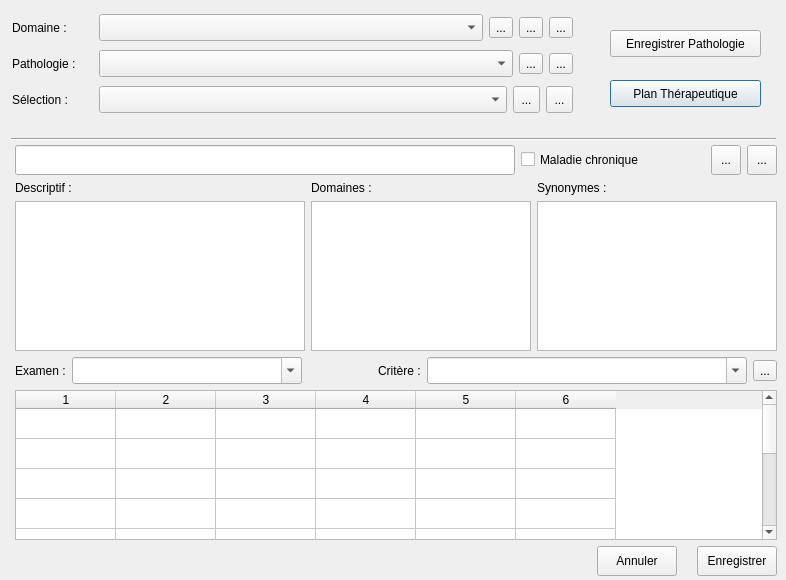
Before: the Qt Designer form VetGUI/Form_pathologie.ui in openvet/openvet, drawn with Qt 5.
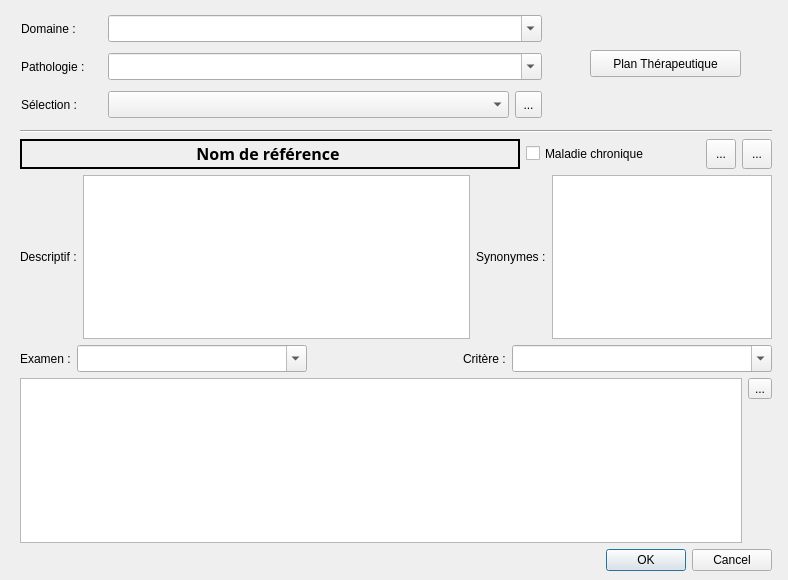
After: the same form once the commit is applied. Icons and pictures are not drawn. Custom widgets are drawn as their Qt base class.

The edit to the form file:
```diff
--- a/VetGUI/Form_pathologie.ui
+++ b/VetGUI/Form_pathologie.ui
@@ -6,7 +6,7 @@
    <rect>
     <x>0</x>
     <y>0</y>
-    <width>786</width>
+    <width>788</width>
     <height>580</height>
    </rect>
   </property>
@@ -20,11 +20,11 @@
   <property name="toolTip">
    <string>Documents relatifs cette pathologie</string>
   </property>
-  <widget class="QPushButton" name="pushButton_PlanTherapeutique">
+  <widget class="QPushButton" name="pushButton">
    <property name="geometry">
     <rect>
-     <x>610</x>
-     <y>80</y>
+     <x>590</x>
+     <y>50</y>
      <width>151</width>
      <height>27</height>
     </rect>
@@ -42,10 +42,10 @@
   <widget class="QWidget" name="layoutWidget">
    <property name="geometry">
     <rect>
-     <x>12</x>
-     <y>11</y>
-     <width>561</width>
-     <height>106</height>
+     <x>21</x>
+     <y>10</y>
+     <width>521</width>
+     <height>116</height>
     </rect>
    </property>
    <layout class="QVBoxLayout" name="verticalLayout_2">
@@ -68,7 +68,7 @@
        </widget>
       </item>
       <item>
-       <widget class="MyComboBox" name="comboBox_PathologieDomaine">
+       <widget class="QComboBox" name="comboBox_PathologieDomaine">
         <property name="minimumSize">
          <size>
           <width>0</width>
@@ -85,67 +85,7 @@
          <string notr="true">selection-background-color: rgb(255, 255, 127);</string>
         </property>
         <property name="editable">
-         <bool>false</bool>
-        </property>
-       </widget>
-      </item>
-      <item>
-       <widget class="QToolButton" name="toolButton_DomaineSelection">
-        <property name="toolTip">
-         <string>Ajouter un domaine pour la pathologie en cours</string>
-        </property>
-        <property name="text">
-         <string>...</string>
-        </property>
-        <property name="icon">
-         <iconset resource="resources.qrc">
-          <normaloff>:/newPrefix/images/valid.png</normaloff>:/newPrefix/images/valid.png</iconset>
-        </property>
-        <property name="iconSize">
-         <size>
-          <width>20</width>
-          <height>20</height>
-         </size>
-        </property>
-       </widget>
-      </item>
-      <item>
-       <widget class="QToolButton" name="toolButton_AddDomaine">
-        <property name="toolTip">
-         <string>Créer un nouveau domaine</string>
-        </property>
-        <property name="text">
-         <string>...</string>
-        </property>
-        <property name="icon">
-         <iconset resource="resources.qrc">
-          <normaloff>:/newPrefix/images/add1.png</normaloff>:/newPrefix/images/add1.png</iconset>
-        </property>
-        <property name="iconSize">
-         <size>
-          <width>20</width>
-          <height>20</height>
-         </size>
-        </property>
-       </widget>
-      </item>
-      <item>
-       <widget class="QToolButton" name="toolButton_DeleteDomaine">
-        <property name="toolTip">
-         <string>Supprimer ce domaine</string>
-        </property>
-        <property name="text">
-         <string>...</string>
-        </property>
-        <property name="icon">
-         <iconset resource="resources.qrc">
-          <normaloff>:/newPrefix/images/delete2.png</normaloff>:/newPrefix/images/delete2.png</iconset>
-        </property>
-        <property name="iconSize">
-         <size>
-          <width>20</width>
-          <height>20</height>
-         </size>
+         <bool>true</bool>
         </property>
        </widget>
       </item>
@@ -170,7 +110,7 @@
        </widget>
       </item>
       <item>
-       <widget class="MyComboBox" name="comboBox_PathologiePathologie">
+       <widget class="QComboBox" name="comboBox_PathologiePathologie">
         <property name="minimumSize">
          <size>
           <width>0</width>
@@ -183,54 +123,11 @@
           <height>27</height>
          </size>
         </property>
-        <property name="toolTip">
-         <string>Pour ajouter une nouvelle pathologie, tapez sont nom ici.</string>
-        </property>
         <property name="styleSheet">
          <string notr="true">selection-background-color: rgb(255, 255, 127);</string>
         </property>
         <property name="editable">
-         <bool>false</bool>
-        </property>
-       </widget>
-      </item>
-      <item>
-       <widget class="QToolButton" name="toolButton_AddPathologie">
-        <property name="toolTip">
-         <string>Créer une pathologie</string>
-        </property>
-        <property name="text">
-         <string>...</string>
-        </property>
-        <property name="icon">
-         <iconset resource="resources.qrc">
-          <normaloff>:/newPrefix/images/add1.png</normaloff>:/newPrefix/images/add1.png</iconset>
-        </property>
-        <property name="iconSize">
-         <size>
-          <width>20</width>
-          <height>20</height>
-         </size>
-        </property>
-       </widget>
-      </item>
-      <item>
-       <widget class="QToolButton" name="toolButton_DeletePathologie">
-        <property name="toolTip">
-         <string>Supprimer cette pathologie</string>
-        </property>
-        <property name="text">
-         <string>...</string>
-        </property>
-        <property name="icon">
-         <iconset resource="resources.qrc">
-          <normaloff>:/newPrefix/images/delete2.png</normaloff>:/newPrefix/images/delete2.png</iconset>
-        </property>
-        <property name="iconSize">
-         <size>
-          <width>20</width>
-          <height>20</height>
-         </size>
+         <bool>true</bool>
         </property>
        </widget>
       </item>
@@ -255,7 +152,7 @@
        </widget>
       </item>
       <item>
-       <widget class="MyComboBox" name="comboBox_PathologieSelection">
+       <widget class="QComboBox" name="comboBox_PathologieSelection">
         <property name="minimumSize">
          <size>
           <width>0</width>
@@ -274,47 +171,12 @@
        </widget>
       </item>
       <item>
-       <widget class="QToolButton" name="toolButton_AddSelection">
-        <property name="minimumSize">
-         <size>
-          <width>27</width>
-          <height>27</height>
-         </size>
-        </property>
+       <widget class="QToolButton" name="toolButton_deletePathologie">
         <property name="maximumSize">
          <size>
           <width>27</width>
           <height>27</height>
          </size>
-        </property>
-        <property name="toolTip">
-         <string>Ajouter la pathologie en cours dans la selection</string>
-        </property>
-        <property name="text">
-         <string>...</string>
-        </property>
-        <property name="icon">
-         <iconset resource="resources.qrc">
-          <normaloff>:/newPrefix/images/add1.png</normaloff>:/newPrefix/images/add1.png</iconset>
-        </property>
-        <property name="iconSize">
-         <size>
-          <width>20</width>
-          <height>20</height>
-         </size>
-        </property>
-       </widget>
-      </item>
-      <item>
-       <widget class="QToolButton" name="toolButton_deleteSelection">
-        <property name="maximumSize">
-         <size>
-          <width>27</width>
-          <height>27</height>
-         </size>
-        </property>
-        <property name="toolTip">
-         <string>Supprimer cette pathologie de la selection</string>
         </property>
         <property name="text">
          <string>...</string>
@@ -325,8 +187,8 @@
         </property>
         <property name="iconSize">
          <size>
-          <width>20</width>
-          <height>20</height>
+          <width>24</width>
+          <height>24</height>
          </size>
         </property>
        </widget>
@@ -335,58 +197,39 @@
     </item>
    </layout>
   </widget>
-  <widget class="QPushButton" name="pushButton_SavePathologie">
+  <widget class="QWidget" name="">
    <property name="geometry">
     <rect>
-     <x>610</x>
-     <y>30</y>
-     <width>151</width>
-     <height>27</height>
+     <x>20</x>
+     <y>130</y>
+     <width>752</width>
+     <height>441</height>
     </rect>
    </property>
-   <property name="text">
-    <string>Enregistrer Pathologie</string>
-   </property>
-  </widget>
-  <widget class="Line" name="line">
-   <property name="geometry">
-    <rect>
-     <x>11</x>
-     <y>131</y>
-     <width>765</width>
-     <height>16</height>
-    </rect>
-   </property>
-   <property name="orientation">
-    <enum>Qt::Horizontal</enum>
-   </property>
-  </widget>
-  <widget class="QWidget" name="layoutWidget">
-   <property name="geometry">
-    <rect>
-     <x>15</x>
-     <y>145</y>
-     <width>762</width>
-     <height>431</height>
-    </rect>
-   </property>
-   <layout class="QVBoxLayout" name="verticalLayout_5">
+   <layout class="QVBoxLayout" name="verticalLayout_3">
+    <item>
+     <widget class="Line" name="line">
+      <property name="orientation">
+       <enum>Qt::Horizontal</enum>
+      </property>
+     </widget>
+    </item>
     <item>
      <layout class="QHBoxLayout" name="horizontalLayout">
       <item>
-       <widget class="QLineEdit" name="lineEdit_NomReference">
+       <widget class="QLabel" name="label_NomPathologie">
         <property name="minimumSize">
-         <size>
-          <width>350</width>
-          <height>30</height>
-         </size>
-        </property>
-        <property name="maximumSize">
          <size>
           <width>500</width>
           <height>30</height>
          </size>
         </property>
+        <property name="maximumSize">
+         <size>
+          <width>16777215</width>
+          <height>30</height>
+         </size>
+        </property>
         <property name="font">
          <font>
           <family>Sans Serif</family>
@@ -395,13 +238,25 @@
           <bold>true</bold>
          </font>
         </property>
-        <property name="toolTip">
-         <string>Modifier le nom de référence ici et Entrée pour valider</string>
+        <property name="frameShape">
+         <enum>QFrame::Box</enum>
+        </property>
+        <property name="lineWidth">
+         <number>2</number>
+        </property>
+        <property name="text">
+         <string>Nom de référence </string>
+        </property>
+        <property name="textFormat">
+         <enum>Qt::RichText</enum>
+        </property>
+        <property name="alignment">
+         <set>Qt::AlignCenter</set>
         </property>
        </widget>
       </item>
       <item>
-       <widget class="QCheckBox" name="checkBox_Chronic">
+       <widget class="QCheckBox" name="checkBox">
         <property name="minimumSize">
          <size>
           <width>150</width>
@@ -436,8 +291,8 @@
         </property>
         <property name="iconSize">
          <size>
-          <width>20</width>
-          <height>20</height>
+          <width>24</width>
+          <height>24</height>
          </size>
         </property>
        </widget>
@@ -468,8 +323,8 @@
         </property>
         <property name="iconSize">
          <size>
-          <width>20</width>
-          <height>20</height>
+          <width>24</width>
+          <height>24</height>
          </size>
         </property>
        </widget>
@@ -479,97 +334,37 @@
     <item>
      <layout class="QHBoxLayout" name="horizontalLayout_3">
       <item>
-       <layout class="QVBoxLayout" name="verticalLayout">
-        <item>
-         <widget class="QLabel" name="label_5">
-          <property name="maximumSize">
-           <size>
-            <width>16777215</width>
-            <height>30</height>
-           </size>
-          </property>
-          <property name="text">
-           <string>Descriptif :</string>
-          </property>
-          <property name="buddy">
-           <cstring>plainTextEdit_Descriptif</cstring>
-          </property>
-         </widget>
-        </item>
-        <item>
-         <widget class="QPlainTextEdit" name="plainTextEdit_Descriptif">
-          <property name="minimumSize">
-           <size>
-            <width>280</width>
-            <height>0</height>
-           </size>
-          </property>
-         </widget>
-        </item>
-       </layout>
+       <widget class="QLabel" name="label_5">
+        <property name="text">
+         <string>Descriptif :</string>
+        </property>
+        <property name="buddy">
+         <cstring>plainTextEdit</cstring>
+        </property>
+       </widget>
       </item>
       <item>
-       <layout class="QVBoxLayout" name="verticalLayout_3">
-        <item>
-         <widget class="QLabel" name="label_9">
-          <property name="maximumSize">
-           <size>
-            <width>150</width>
-            <height>16777215</height>
-           </size>
-          </property>
-          <property name="text">
-           <string>Domaines :</string>
-          </property>
-          <property name="buddy">
-           <cstring>listWidget_Synonymes</cstring>
-          </property>
-         </widget>
-        </item>
-        <item>
-         <widget class="QListWidget" name="listWidget_Domaines">
-          <property name="minimumSize">
-           <size>
-            <width>200</width>
-            <height>0</height>
-           </size>
-          </property>
-          <property name="maximumSize">
-           <size>
-            <width>220</width>
-            <height>150</height>
-           </size>
-          </property>
-          <property name="toolTip">
-           <string>Double Click oiur supprimer un domaine de la liste</string>
-          </property>
-         </widget>
-        </item>
-       </layout>
+       <widget class="QPlainTextEdit" name="plainTextEdit"/>
       </item>
       <item>
-       <layout class="QVBoxLayout" name="verticalLayout_4">
-        <item>
-         <widget class="QLabel" name="label_8">
-          <property name="text">
-           <string>Synonymes :</string>
-          </property>
-          <property name="buddy">
-           <cstring>listWidget_Synonymes</cstring>
-          </property>
-         </widget>
-        </item>
-        <item>
-         <widget class="QListWidget" name="listWidget_Synonymes">
-          <property name="maximumSize">
-           <size>
-            <width>240</width>
-            <height>16777215</height>
-           </size>
-          </property>
-         </widget>
-        </item>
-       </layout>
+       <widget class="QLabel" name="label_8">
+        <property name="text">
+         <string>Synonymes :</string>
+        </property>
+        <property name="buddy">
+         <cstring>listWidget</cstring>
+        </property>
+       </widget>
+      </item>
+      <item>
+       <widget class="QListWidget" name="listWidget">
+        <property name="maximumSize">
+         <size>
+          <width>220</width>
+          <height>16777215</height>
+         </size>
+        </property>
+       </widget>
       </item>
      </layout>
     </item>
@@ -586,7 +381,7 @@
        </widget>
       </item>
       <item>
-       <widget class="MyComboBox" name="comboBox_Examen">
+       <widget class="QComboBox" name="comboBox_Examen">
         <property name="minimumSize">
          <size>
           <width>230</width>
@@ -614,7 +409,7 @@
         </property>
         <property name="sizeHint" stdset="0">
          <size>
-          <width>18</width>
+          <width>28</width>
           <height>20</height>
          </size>
         </property>
@@ -626,15 +421,15 @@
          <string>Critère :</string>
         </property>
         <property name="buddy">
-         <cstring>comboBox_Critere</cstring>
+         <cstring>comboBox</cstring>
         </property>
        </widget>
       </item>
       <item>
-       <widget class="MyComboBox" name="comboBox_Critere">
+       <widget class="QComboBox" name="comboBox">
         <property name="minimumSize">
          <size>
-          <width>320</width>
+          <width>260</width>
           <height>27</height>
          </size>
         </property>
@@ -652,131 +447,68 @@
         </property>
        </widget>
       </item>
-      <item>
-       <widget class="QToolButton" name="toolButton_AddCritere">
-        <property name="toolTip">
-         <string>Editer les critères diagnostiques</string>
-        </property>
-        <property name="text">
-         <string>...</string>
-        </property>
-        <property name="icon">
-         <iconset resource="resources.qrc">
-          <normaloff>:/newPrefix/images/edit1.png</normaloff>:/newPrefix/images/edit1.png</iconset>
-        </property>
-        <property name="iconSize">
-         <size>
-          <width>20</width>
-          <height>20</height>
-         </size>
-        </property>
-       </widget>
-      </item>
      </layout>
     </item>
     <item>
      <layout class="QHBoxLayout" name="horizontalLayout_4">
       <item>
-       <widget class="MyTableWidget" name="tableWidget_Criteres">
-        <property name="rowCount">
-         <number>10</number>
-        </property>
-        <property name="columnCount">
-         <number>6</number>
-        </property>
-        <attribute name="horizontalHeaderVisible">
-         <bool>true</bool>
-        </attribute>
-        <attribute name="verticalHeaderVisible">
-         <bool>false</bool>
-        </attribute>
-        <attribute name="verticalHeaderVisible">
-         <bool>false</bool>
-        </attribute>
-        <attribute name="horizontalHeaderVisible">
-         <bool>true</bool>
-        </attribute>
-        <row/>
-        <row/>
-        <row/>
-        <row/>
-        <row/>
-        <row/>
-        <row/>
-        <row/>
-        <row/>
-        <row/>
-        <column/>
-        <column/>
-        <column/>
-        <column/>
-        <column/>
-        <column/>
-       </widget>
+       <widget class="QTextBrowser" name="textBrowser"/>
+      </item>
+      <item>
+       <layout class="QVBoxLayout" name="verticalLayout">
+        <item>
+         <widget class="QToolButton" name="toolButton_deleteCritereSelection">
+          <property name="maximumSize">
+           <size>
+            <width>27</width>
+            <height>27</height>
+           </size>
+          </property>
+          <property name="text">
+           <string>...</string>
+          </property>
+          <property name="icon">
+           <iconset resource="resources.qrc">
+            <normaloff>:/newPrefix/images/delete2.png</normaloff>:/newPrefix/images/delete2.png</iconset>
+          </property>
+          <property name="iconSize">
+           <size>
+            <width>24</width>
+            <height>24</height>
+           </size>
+          </property>
+         </widget>
+        </item>
+        <item>
+         <spacer name="verticalSpacer">
+          <property name="orientation">
+           <enum>Qt::Vertical</enum>
+          </property>
+          <property name="sizeHint" stdset="0">
+           <size>
+            <width>20</width>
+            <height>40</height>
+           </size>
+          </property>
+         </spacer>
+        </item>
+       </layout>
       </item>
      </layout>
     </item>
     <item>
-     <layout class="QHBoxLayout" name="horizontalLayout_8">
-      <property name="spacing">
-       <number>20</number>
+     <widget class="QDialogButtonBox" name="buttonBox">
+      <property name="orientation">
+       <enum>Qt::Horizontal</enum>
       </property>
-      <item>
-       <spacer name="horizontalSpacer_3">
-        <property name="orientation">
-         <enum>Qt::Horizontal</enum>
-        </property>
-        <property name="sizeHint" stdset="0">
-         <size>
-          <width>448</width>
-          <height>20</height>
-         </size>
-        </property>
-       </spacer>
-      </item>
-      <item>
-       <widget class="QPushButton" name="pushButton_Cancel">
-        <property name="minimumSize">
-         <size>
-          <width>0</width>
-          <height>30</height>
-         </size>
-        </property>
-        <property name="text">
-         <string>Annuler</string>
-        </property>
-       </widget>
-      </item>
-      <item>
-       <widget class="QPushButton" name="pushButton_Save">
-        <property name="minimumSize">
-         <size>
-          <width>0</width>
-          <height>30</height>
-         </size>
-        </property>
-        <property name="text">
-         <string>Enregistrer</string>
-        </property>
-       </widget>
-      </item>
-     </layout>
+      <property name="standardButtons">
+       <set>QDialogButtonBox::Cancel|QDialogButtonBox::Ok</set>
+      </property>
+     </widget>
     </item>
    </layout>
   </widget>
  </widget>
- <customwidgets>
-  <customwidget>
-   <class>MyComboBox</class>
-   <extends>QComboBox</extends>
-   <header>Mywidgets</header>
-  </customwidget>
-  <customwidget>
-   <class>MyTableWidget</class>
-   <extends>QTableWidget</extends>
-   <header>Mywidgets</header>
-  </customwidget>
- </customwidgets>
  <resources>
   <include location="resources.qrc"/>
  </resources>
```
Left out of the diff: 35 changed lines with no effect on the pictures.
